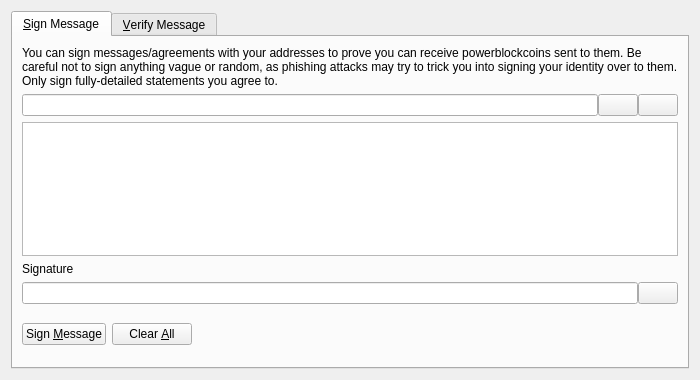
The window that src/qt/forms/signverifymessagedialog.ui (pbcllc/sfusd-core) describes before a commit, drawn with Qt 5.
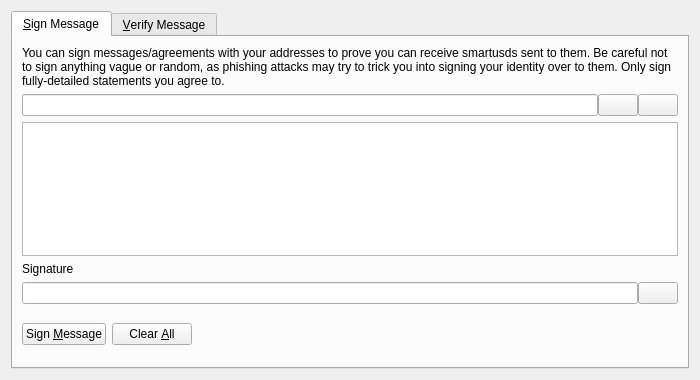
The same window after the commit. Icons and pictures are not drawn. Custom widgets are drawn as their Qt base class.

Patch:
```diff
--- a/src/qt/forms/signverifymessagedialog.ui
+++ b/src/qt/forms/signverifymessagedialog.ui
@@ -30,7 +30,7 @@
        <item>
         <widget class="QLabel" name="infoLabel_SM">
          <property name="text">
-          <string>You can sign messages/agreements with your addresses to prove you can receive powerblockcoins sent to them. Be careful not to sign anything vague or random, as phishing attacks may try to trick you into signing your identity over to them. Only sign fully-detailed statements you agree to.</string>
+          <string>You can sign messages/agreements with your addresses to prove you can receive smartusds sent to them. Be careful not to sign anything vague or random, as phishing attacks may try to trick you into signing your identity over to them. Only sign fully-detailed statements you agree to.</string>
          </property>
          <property name="textFormat">
           <enum>Qt::PlainText</enum>
```
Left out of the diff: 8 changed lines with no effect on the pictures.
